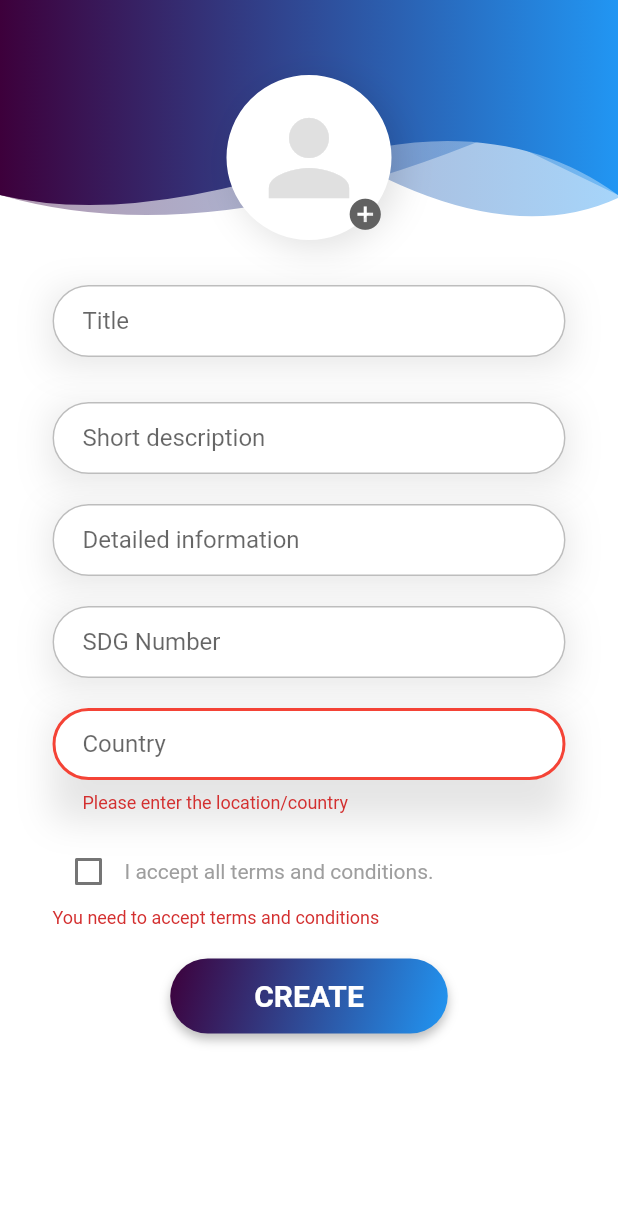
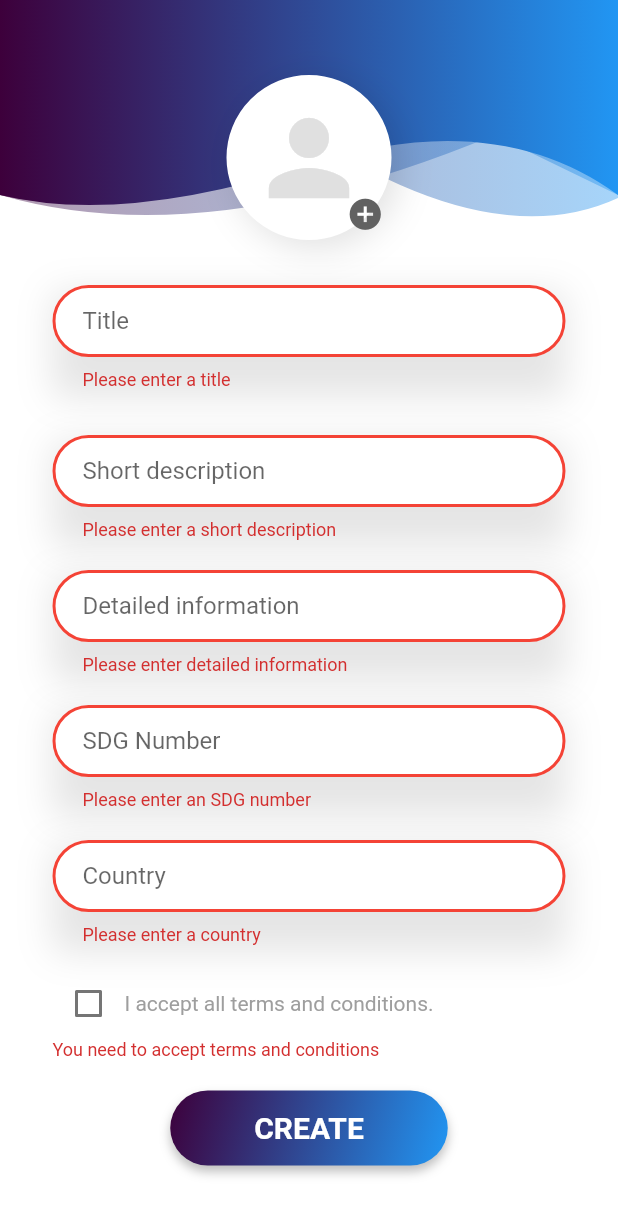
Before and after one commit to CKanja/ImpactChain, a Flutter app: the CreatePledge screen opened directly, after a tap on "CREATE", on a phone screen of 412 x 824 dp. Shown: the top 1215 px of the screen. Run offline on Flutter 3.47's test engine with Material 2 defaults, Android fonts, the phone set to English and light mode, and no system bars; our stand-ins replace cloud_firestore, email_validator, firebase_auth, firebase_core, font_awesome_flutter, google_nav_bar and 1 more; accounts and stored records are empty.

Commit message:
connected the createPledge file to firestore

```diff
--- a/lib/create_pledge.dart
+++ b/lib/create_pledge.dart
@@ -5,8 +5,30 @@ import 'package:flutter/material.dart';
 import 'package:hexcolor/hexcolor.dart';
 
 import 'profile_page.dart';
+import 'services/database.dart';
 import 'widgets/header_widget.dart';
 import 'widgets/theme_helper.dart';
+
+// Import the firebase_core and cloud_firestore plugin
+import 'package:firebase_core/firebase_core.dart';
+import 'package:cloud_firestore/cloud_firestore.dart';
+
+// Model class for storing form data
+class SdgFormData {
+  String title;
+  String shortDescription;
+  String detailedInformation;
+  int sdgNumber;
+  String country;
+
+  SdgFormData({
+    required this.title,
+    required this.shortDescription,
+    required this.detailedInformation,
+    required this.sdgNumber,
+    required this.country,
+  });
+}
 
 class CreatePledge extends StatefulWidget {
   @override
@@ -22,18 +44,30 @@ class _CreatePledgeState extends State<CreatePledge> {
 
   @override
   Widget build(BuildContext context) {
+    // controllers for the form inputs
+
+    // Form fields
+    String _title = '';
+    String _shortDescription = '';
+    String _detailedInformation = '';
+    int _sdgNumber = 0;
+    String _country = '';
+
+    // Firestore instance
+    final FirebaseFirestore _firestore = FirebaseFirestore.instance;
+
     return Scaffold(
       backgroundColor: Colors.white,
       body: SingleChildScrollView(
         child: Stack(
           children: [
-            Container(
+            const SizedBox(
               height: 150,
               child: HeaderWidget(150, false, Icons.person_add_alt_1_rounded),
             ),
             Container(
-              margin: EdgeInsets.fromLTRB(25, 50, 25, 10),
-              padding: EdgeInsets.fromLTRB(10, 0, 10, 0),
+              margin: const EdgeInsets.fromLTRB(25, 50, 25, 10),
+              padding: const EdgeInsets.fromLTRB(10, 0, 10, 0),
               alignment: Alignment.center,
               child: Column(
                 children: [
@@ -45,17 +79,17 @@ class _CreatePledgeState extends State<CreatePledge> {
                           child: Stack(
                             children: [
                               Container(
-                                padding: EdgeInsets.all(10),
+                                padding: const EdgeInsets.all(10),
                                 decoration: BoxDecoration(
                                   borderRadius: BorderRadius.circular(100),
                                   border:
                                       Border.all(width: 5, color: Colors.white),
                                   color: Colors.white,
-                                  boxShadow: [
+                                  boxShadow: const [
                                     BoxShadow(
                                       color: Colors.black12,
                                       blurRadius: 20,
-                                      offset: const Offset(5, 5),
+                                      offset: Offset(5, 5),
                                     ),
                                   ],
                                 ),
@@ -66,7 +100,8 @@ class _CreatePledgeState extends State<CreatePledge> {
                                 ),
                               ),
                               Container(
-                                padding: EdgeInsets.fromLTRB(80, 80, 0, 0),
+                                padding:
+                                    const EdgeInsets.fromLTRB(80, 80, 0, 0),
                                 child: Icon(
                                   Icons.add_circle,
                                   color: Colors.grey.shade700,
@@ -76,65 +111,110 @@ class _CreatePledgeState extends State<CreatePledge> {
                             ],
                           ),
                         ),
-                        SizedBox(
+                        const SizedBox(
                           height: 30,
                         ),
                         Container(
+                          decoration: ThemeHelper().inputBoxDecorationShaddow(),
                           child: TextFormField(
                             decoration: ThemeHelper().textInputDecoration(
                                 'Title', 'Enter the title'),
+                            validator: (value) {
+                              if (value == null || value.isEmpty) {
+                                return 'Please enter a title';
+                              }
+                              return null;
+                            },
+                            onSaved: (value) {
+                              setState(() {
+                                _title = value!;
+                              });
+                            },
                           ),
-                          decoration: ThemeHelper().inputBoxDecorationShaddow(),
                         ),
-                        SizedBox(
+                        const SizedBox(
                           height: 30,
                         ),
                         Container(
+                          decoration: ThemeHelper().inputBoxDecorationShaddow(),
                           child: TextFormField(
                             decoration: ThemeHelper().textInputDecoration(
                                 'Short description', 'Provide short summary'),
+                            validator: (value) {
+                              if (value == null || value.isEmpty) {
+                                return 'Please enter a short description';
+                              }
+                              return null;
+                            },
+                            onSaved: (value) {
+                              setState(() {
+                                _shortDescription = value!;
+                              });
+                            },
                           ),
+                        ),
+                        const SizedBox(height: 20.0),
+                        Container(
                           decoration: ThemeHelper().inputBoxDecorationShaddow(),
-                        ),
-                        SizedBox(height: 20.0),
-                        Container(
                           child: TextFormField(
                             decoration: ThemeHelper().textInputDecoration(
-                                'Detailed information', 'Provide more details/story'),
+                                'Detailed information',
+                                'Provide more details/story'),
+                            validator: (value) {
+                              if (value == null || value.isEmpty) {
+                                return 'Please enter detailed information';
+                              }
+                              return null;
+                            },
+                            onSaved: (value) {
+                              setState(() {
+                                _detailedInformation = value!;
+                              });
+                            },
                           ),
+                        ),
+                        const SizedBox(height: 20.0),
+                        Container(
                           decoration: ThemeHelper().inputBoxDecorationShaddow(),
-                        ),
-                        SizedBox(height: 20.0),
-                        Container(
                           child: TextFormField(
                             decoration: ThemeHelper().textInputDecoration(
                                 "SDG Number", "Enter the SDG number"),
                             keyboardType: TextInputType.phone,
-                            validator: (val) {
-                              if (!(val!.isEmpty) &&
-                                  !RegExp(r"^(\d+)*$").hasMatch(val)) {
-                                return "Please enter the SDG focus";
+                            validator: (value) {
+                              if (value == null || value.isEmpty) {
+                                return 'Please enter an SDG number';
+                              } else if (int.tryParse(value) == null) {
+                                return 'Please enter a valid SDG number';
                               }
                               return null;
                             },
+                            onSaved: (value) {
+                              setState(() {
+                                _sdgNumber = int.parse(value!);
+                              });
+                            },
                           ),
+                        ),
+                        const SizedBox(height: 20.0),
+                        Container(
                           decoration: ThemeHelper().inputBoxDecorationShaddow(),
-                        ),
-                        SizedBox(height: 20.0),
-                        Container(
                           child: TextFormField(
                             decoration: ThemeHelper().textInputDecoration(
                                 "Country", "Mention the concerned country"),
-                            validator: (val) {
-                              if (val!.isEmpty) {
-                                return "Please enter the location/country";
+                            validator: (value) {
+                              if (value == null || value.isEmpty) {
+                                return 'Please enter a country';
                               }
                               return null;
                             },
+                            onSaved: (value) {
+                              setState(() {
+                                _country = value!;
+                              });
+                            },
                           ),
-                          decoration: ThemeHelper().inputBoxDecorationShaddow(),
                         ),
-                        SizedBox(height: 15.0),
+                        const SizedBox(height: 15.0),
                         FormField<bool>(
                           builder: (state) {
                             return Column(
@@ -149,7 +229,7 @@ class _CreatePledgeState extends State<CreatePledge> {
                                             state.didChange(value);
                                           });
                                         }),
-                                    Text(
+                                    const Text(
                                       "I accept all terms and conditions.",
                                       style: TextStyle(color: Colors.grey),
                                     ),
@@ -177,7 +257,7 @@ class _CreatePledgeState extends State<CreatePledge> {
                             }
                           },
                         ),
-                        SizedBox(height: 20.0),
+                        const SizedBox(height: 20.0),
                         Container(
                           decoration:
                               ThemeHelper().buttonBoxDecoration(context),
@@ -188,7 +268,7 @@ class _CreatePledgeState extends State<CreatePledge> {
                                   const EdgeInsets.fromLTRB(40, 10, 40, 10),
                               child: Text(
                                 "Create".toUpperCase(),
-                                style: TextStyle(
+                                style: const TextStyle(
                                   fontSize: 20,
                                   fontWeight: FontWeight.bold,
                                   color: Colors.white,
@@ -196,16 +276,61 @@ class _CreatePledgeState extends State<CreatePledge> {
                               ),
                             ),
                             onPressed: () {
+                              // creating a new document for the user with the uid
+
                               if (_formKey.currentState!.validate()) {
-                                Navigator.of(context).pushAndRemoveUntil(
-                                    MaterialPageRoute(
-                                        builder: (context) => ProfilePage()),
-                                    (Route<dynamic> route) => false);
+                                _formKey.currentState!.save();
+
+                                // Create a new instance of the model class with the form data
+                                final formData = SdgFormData(
+                                  title: _title,
+                                  shortDescription: _shortDescription,
+                                  detailedInformation: _detailedInformation,
+                                  sdgNumber: _sdgNumber,
+                                  country: _country,
+                                );
+
+                                // add the form data to Firestore
+                                _firestore.collection('sdg').add({
+                                  'title': formData.title,
+                                  'shortDescription': formData.shortDescription,
+                                  'detailedInformation':
+                                      formData.detailedInformation,
+                                  'sdgNumber': formData.sdgNumber,
+                                  'country': formData.country,
+                                  'createdAt': DateTime.now(),
+                                }).then((value) {
+                                  ScaffoldMessenger.of(context).showSnackBar(
+                                    const SnackBar(
+                                      content: Text(
+                                          'Succesfully addded your pledge!'),
+                                    ),
+                                  );
+                                  // Reset the form fields
+                                  setState(() {
+                                    _title = '';
+                                    _shortDescription = '';
+                                    _detailedInformation = '';
+                                    _sdgNumber = 0;
+                                    _country = '';
+                                  });
+
+                                  Navigator.of(context).pushAndRemoveUntil(
+                                      MaterialPageRoute(
+                                          builder: (context) => ProfilePage()),
+                                      (Route<dynamic> route) => false);
+                                }).catchError((error) {
+                                  ScaffoldMessenger.of(context).showSnackBar(
+                                    SnackBar(
+                                      content: Text(
+                                          'Error adding form data: $error'),
+                                    ),
+                                  );
+                                });
                               }
                             },
                           ),
                         ),
-
                       ],
                     ),
                   ),
```
